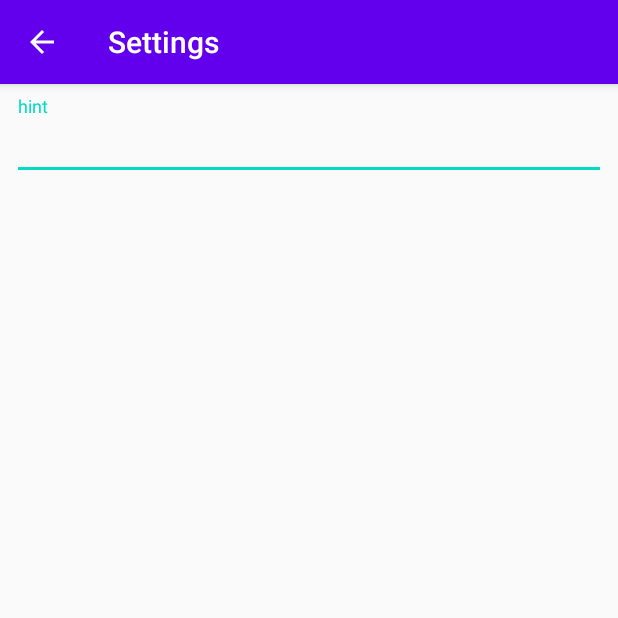
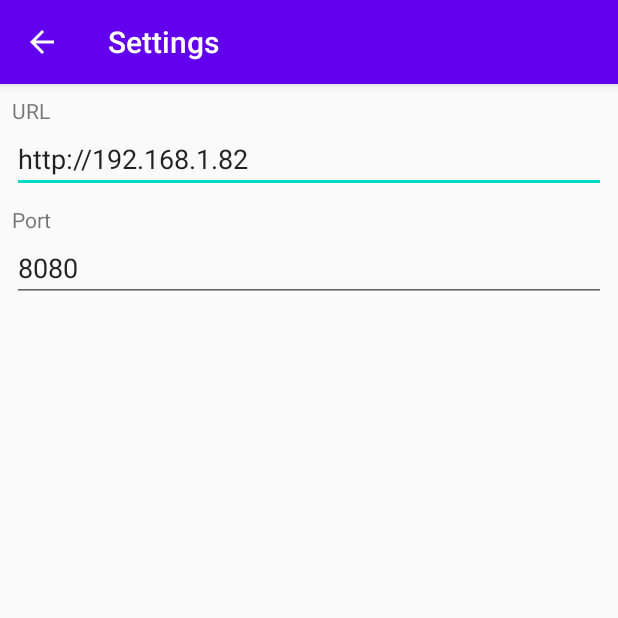
Before and after one commit to Mrhube/TransactionApp, an Android app: the screen it shows after launch (SettingsActivity), after a tap on "Settings", on a phone screen of 412 x 824 dp, the top half of it. Run offline under Robolectric (Android 15) with nearby library versions, the phone set to English and light mode, and no system bars; our stand-ins replace navigation-ui; network calls fail.

Commit message:
Finished Settings functionality
Added ability to change url and port of RESTful API through a settings screen.

```diff
--- a/app/src/main/java/com/example/transactionapp/MainActivity.java
+++ b/app/src/main/java/com/example/transactionapp/MainActivity.java
@@ -32,6 +32,7 @@ public class MainActivity extends AppCompatActivity {
         NavigationUI.setupActionBarWithNavController(this, navController, appBarConfiguration);
         NavigationUI.setupWithNavController(navView, navController);
 
+        Settings.initializePreferences(getApplicationContext());
     }
 
     @Override
--- /dev/null
+++ b/app/src/main/java/com/example/transactionapp/Settings.java
@@ -0,0 +1,46 @@
+package com.example.transactionapp;
+
+import android.content.Context;
+import android.content.SharedPreferences;
+
+public class Settings {
+
+    private static String preferenceName = "com.example.transactionapp.SETTINGS";
+
+    public static void initializePreferences(Context ctx) {
+        SharedPreferences settings = ctx.getSharedPreferences(preferenceName, ctx.MODE_PRIVATE);
+        if (!settings.contains("URL")) {
+            SharedPreferences.Editor editor = settings.edit();
+            editor.putString("URL","http://192.168.1.82");
+            editor.commit();
+        }
+        if (!settings.contains("PORT")) {
+            SharedPreferences.Editor editor = settings.edit();
+            editor.putInt("PORT",8080);
+            editor.commit();
+        }
+    }
+
+    public static String getURL(Context ctx) {
+        SharedPreferences settings = ctx.getSharedPreferences(preferenceName, ctx.MODE_PRIVATE);
+        return settings.getString("URL","");
+    }
+
+    public static int getPort(Context ctx) {
+        SharedPreferences settings = ctx.getSharedPreferences(preferenceName, ctx.MODE_PRIVATE);
+        return settings.getInt("PORT",0);
+    }
+
+    public static void setURL(Context ctx, String url) {
+        SharedPreferences.Editor editor = ctx.getSharedPreferences(preferenceName,ctx.MODE_PRIVATE).edit();
+        editor.putString("URL", url);
+        editor.commit();
+    }
+
+    public static void setPort(Context ctx, int port) {
+        SharedPreferences.Editor editor = ctx.getSharedPreferences(preferenceName,ctx.MODE_PRIVATE).edit();
+        editor.putInt("PORT", port);
+        editor.commit();
+    }
+
+}
--- a/app/src/main/java/com/example/transactionapp/SettingsActivity.java
+++ b/app/src/main/java/com/example/transactionapp/SettingsActivity.java
@@ -1,17 +1,14 @@
 package com.example.transactionapp;
 
+import android.content.Context;
 import android.content.Intent;
 import android.os.Bundle;
 import android.view.MenuItem;
+import android.view.View;
+import android.widget.EditText;
 
 import androidx.appcompat.app.ActionBar;
 import androidx.appcompat.app.AppCompatActivity;
-import androidx.navigation.NavController;
-import androidx.navigation.Navigation;
-import androidx.navigation.ui.AppBarConfiguration;
-import androidx.navigation.ui.NavigationUI;
-
-import com.google.android.material.bottomnavigation.BottomNavigationView;
 
 public class SettingsActivity extends AppCompatActivity {
     @Override
@@ -20,10 +17,43 @@ public class SettingsActivity extends AppCompatActivity {
         setContentView(R.layout.activity_settings);
         ActionBar actionBar = this.getSupportActionBar();
         actionBar.setDisplayHomeAsUpEnabled(true);
+
+        final Context ctx = getApplicationContext();
+        final EditText url = findViewById(R.id.settings_url);
+        final EditText port = findViewById(R.id.settings_port);
+
+        // Set input fields to existing values
+        url.setText(Settings.getURL(ctx));
+        port.setText(Integer.toString(Settings.getPort(ctx)));
+
+        url.setOnFocusChangeListener(new View.OnFocusChangeListener() {
+            @Override
+            public void onFocusChange(View v, boolean hasFocus) {
+                if (!hasFocus) {
+                    Settings.setURL(ctx, url.getText().toString());
+                }
+            }
+        });
+
+        port.setOnFocusChangeListener(new View.OnFocusChangeListener() {
+            @Override
+            public void onFocusChange(View v, boolean hasFocus) {
+                if (!hasFocus) {
+                    Settings.setPort(ctx, Integer.parseInt(port.getText().toString()));
+                }
+            }
+        });
     }
 
     @Override
     public boolean onOptionsItemSelected(MenuItem item) {
+        Context ctx = getApplicationContext();
+        EditText url = findViewById(R.id.settings_url);
+        EditText port = findViewById(R.id.settings_port);
+
+        Settings.setURL(ctx, url.getText().toString());
+        Settings.setPort(ctx, Integer.parseInt(port.getText().toString()));
+
         Intent myIntent = new Intent(this, MainActivity.class);
         startActivity(myIntent);
         return super.onOptionsItemSelected(item);
--- a/app/src/main/java/com/example/transactionapp/ui/dashboard/DashboardFragment.java
+++ b/app/src/main/java/com/example/transactionapp/ui/dashboard/DashboardFragment.java
@@ -22,6 +22,7 @@ import com.android.volley.VolleyError;
 import com.android.volley.toolbox.StringRequest;
 import com.android.volley.toolbox.Volley;
 import com.example.transactionapp.R;
+import com.example.transactionapp.Settings;
 import com.example.transactionapp.structure.Transaction;
 import com.example.transactionapp.ui.TransactionTable;
 import com.fasterxml.jackson.core.type.TypeReference;
@@ -50,10 +51,12 @@ public class DashboardFragment extends Fragment {
         this.table = table;
 
         RequestQueue queue = Volley.newRequestQueue(this.getContext());
-        String url ="http://192.168.1.82:8080/go";
+        String url = Settings.getURL(getContext());
+        int port = Settings.getPort(getContext());
+        String fullURL = url + ":" + port + "/go"; //"http://192.168.1.82:8080/go";
 
         // Request a string response from the provided URL.
-        StringRequest stringRequest = new StringRequest(Request.Method.GET, url,
+        StringRequest stringRequest = new StringRequest(Request.Method.GET, fullURL,
                 new Response.Listener<String>() {
                     @Override
                     public void onResponse(String response) {
--- a/app/src/main/res/layout/activity_settings.xml
+++ b/app/src/main/res/layout/activity_settings.xml
@@ -2,23 +2,48 @@
 <androidx.constraintlayout.widget.ConstraintLayout
     xmlns:android="http://schemas.android.com/apk/res/android"
     xmlns:app="http://schemas.android.com/apk/res-auto"
-    xmlns:tools="http://schemas.android.com/tools"
     android:layout_width="match_parent"
     android:layout_height="match_parent">
 
-    <com.google.android.material.textfield.TextInputLayout
+    <EditText
+        android:id="@+id/settings_url"
         android:layout_width="0dp"
         android:layout_height="wrap_content"
         android:layout_marginStart="8dp"
-        android:layout_marginTop="8dp"
         android:layout_marginEnd="8dp"
+        android:inputType="textUri"
         app:layout_constraintEnd_toEndOf="parent"
         app:layout_constraintStart_toStartOf="parent"
-        app:layout_constraintTop_toTopOf="parent">
+        app:layout_constraintTop_toBottomOf="@+id/textView" />
 
-        <com.google.android.material.textfield.TextInputEditText
-            android:layout_width="match_parent"
-            android:layout_height="wrap_content"
-            android:hint="hint" />
-    </com.google.android.material.textfield.TextInputLayout>
+    <EditText
+        android:id="@+id/settings_port"
+        android:layout_width="0dp"
+        android:layout_height="wrap_content"
+        android:layout_marginStart="8dp"
+        android:layout_marginEnd="8dp"
+        android:inputType="number"
+        app:layout_constraintEnd_toEndOf="parent"
+        app:layout_constraintStart_toStartOf="parent"
+        app:layout_constraintTop_toBottomOf="@+id/textView2" />
+
+    <TextView
+        android:id="@+id/textView"
+        android:layout_width="wrap_content"
+        android:layout_height="wrap_content"
+        android:layout_marginStart="8dp"
+        android:layout_marginTop="8dp"
+        android:text="URL"
+        app:layout_constraintStart_toStartOf="parent"
+        app:layout_constraintTop_toTopOf="parent" />
+
+    <TextView
+        android:id="@+id/textView2"
+        android:layout_width="wrap_content"
+        android:layout_height="wrap_content"
+        android:layout_marginStart="8dp"
+        android:layout_marginTop="8dp"
+        android:text="Port"
+        app:layout_constraintStart_toStartOf="parent"
+        app:layout_constraintTop_toBottomOf="@+id/settings_url" />
 </androidx.constraintlayout.widget.ConstraintLayout>
```
